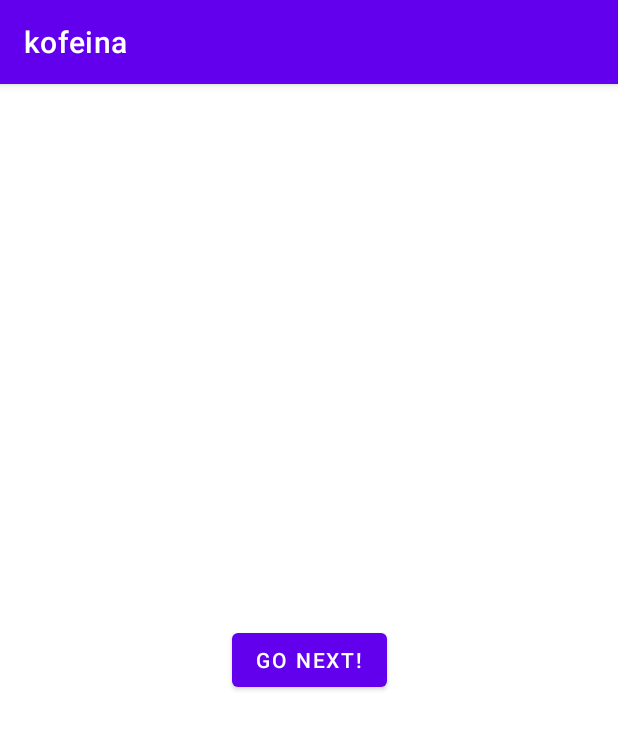
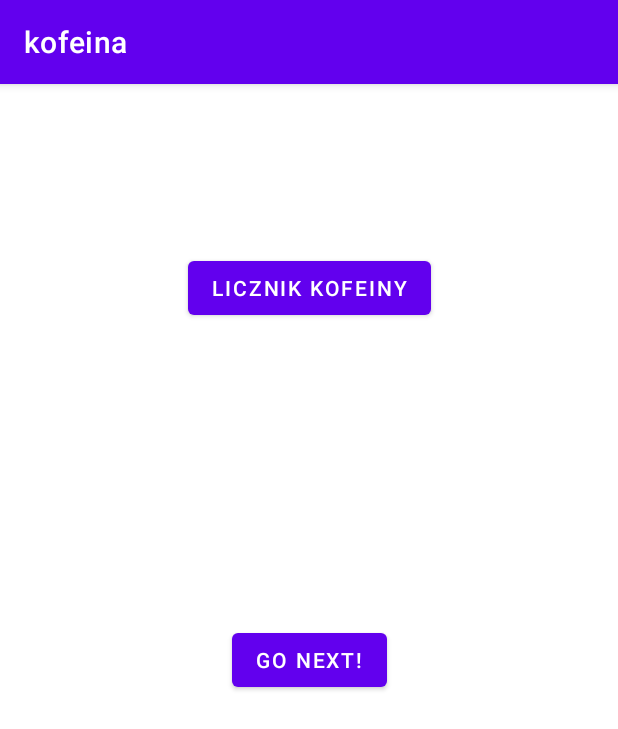
Before and after one commit to kbukowskijava/kofeinka_app, an Android app: the screen it shows after launch (MainActivity), on a phone screen of 412 x 824 dp. Shown: the top 729 px of the screen. Run offline under Robolectric (Android 15) with nearby library versions, the phone set to English and light mode, and no system bars.

Commit message:
Dodanie aktywnosci do liczenia

```diff
--- a/app/src/main/AndroidManifest.xml
+++ b/app/src/main/AndroidManifest.xml
@@ -9,7 +9,8 @@
         android:roundIcon="@mipmap/ic_launcher_round"
         android:supportsRtl="true"
         android:theme="@style/Theme.Kofeina">
-        <activity android:name=".YerbaMate"></activity>
+        <activity android:name=".HowMany"></activity>
+        <activity android:name=".YerbaMate" />
         <activity android:name=".EnergyDrink" />
         <activity android:name=".KafelekCoffee" />
         <activity android:name=".Coffee" />
--- a/app/src/main/java/pl/bielinski/kofeina/MainActivity.java
+++ b/app/src/main/java/pl/bielinski/kofeina/MainActivity.java
@@ -20,5 +20,13 @@ public class MainActivity extends AppCompatActivity {
                 startActivity(new Intent(MainActivity.this, Coffee.class));
             }
         });
+
+        View counter = findViewById(R.id.button);
+        counter.setOnClickListener(new View.OnClickListener() {
+            @Override
+            public void onClick(View v) {
+                startActivity(new Intent(MainActivity.this, HowMany.class));
+            }
+        });
     }
 }
--- a/app/src/main/res/layout/activity_main.xml
+++ b/app/src/main/res/layout/activity_main.xml
@@ -16,5 +16,15 @@
         app:layout_constraintRight_toRightOf="parent"
         app:layout_constraintTop_toTopOf="parent" />
 
+    <Button
+        android:id="@+id/button"
+        android:layout_width="wrap_content"
+        android:layout_height="wrap_content"
+        android:layout_marginTop="112dp"
+        android:text="Licznik kofeiny"
+        app:layout_constraintEnd_toEndOf="parent"
+        app:layout_constraintStart_toStartOf="parent"
+        app:layout_constraintTop_toTopOf="parent" />
+
 
 </androidx.constraintlayout.widget.ConstraintLayout>
```
Also changed, not shown: app/src/main/java/pl/bielinski/kofeina/HowMany.java (added, +16 -0 lines), app/src/main/res/layout/activity_how_many.xml (added, +9 -0 lines).
